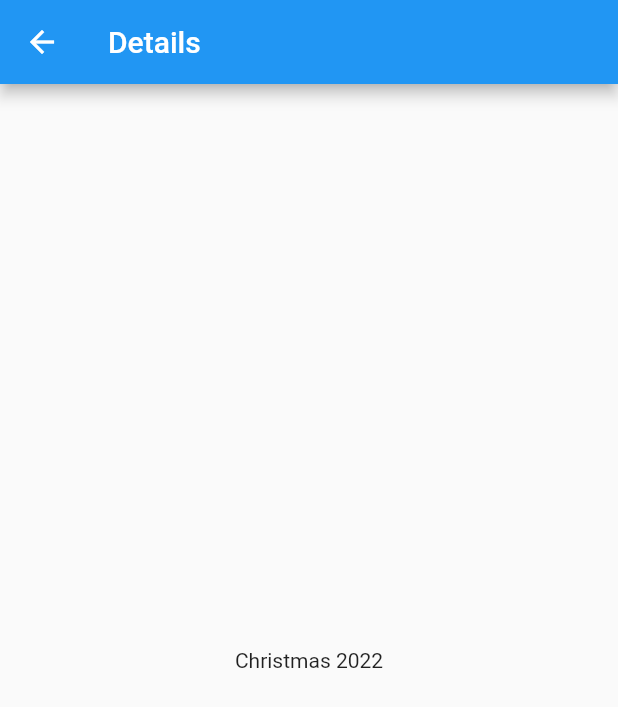
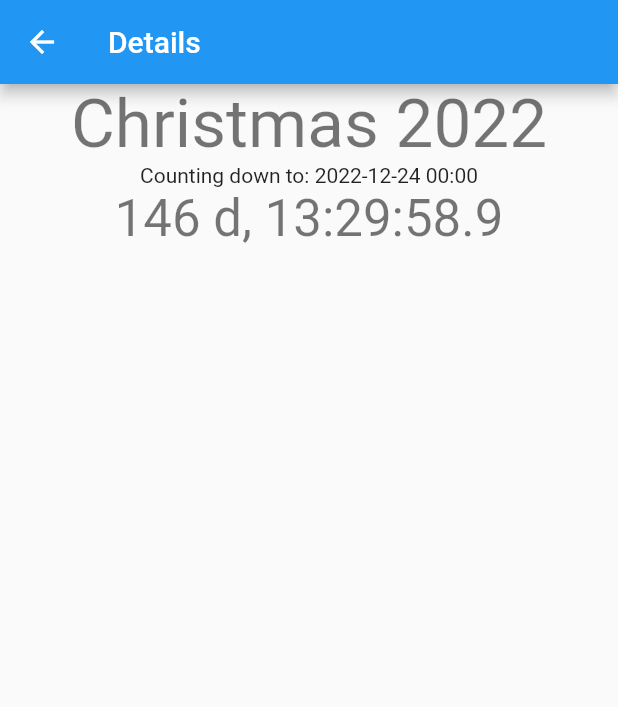
Before and after one commit to soikkea/countdown-timer-app, a Flutter app: the screen it shows after launch, after a tap on "Christmas 2022", on a phone screen of 412 x 824 dp. Shown: the top 707 px of the screen. Run offline on Flutter 3.47's test engine with Material 2 defaults, Android fonts, the phone set to English and light mode, and no system bars; generated files the repository leaves out were written again.

Commit message:
Add countdown timer to details view

```diff
--- a/lib/src/countdown/countdown_details_view.dart
+++ b/lib/src/countdown/countdown_details_view.dart
@@ -1,6 +1,8 @@
+import 'dart:async';
 import 'package:countdown_timer/src/countdown/data/countdown_timer.dart';
 import 'package:countdown_timer/src/countdown/data/countdown_timer_provider.dart';
 import 'package:flutter/material.dart';
+import 'package:intl/intl.dart';
 import 'package:provider/provider.dart';
 
 class CountdownTimerDetailsArguments {
@@ -22,9 +24,7 @@ class CountdownTimerDetailsView extends StatelessWidget {
       appBar: AppBar(
         title: const Text('Details'),
       ),
-      body: Center(
-        child: CountdownTimerDetails(id: args.id)
-      ),
+      body: Center(child: CountdownTimerDetails(id: args.id)),
     );
   }
 }
@@ -40,25 +40,73 @@ class CountdownTimerDetails extends StatefulWidget {
 
 class _CountdownTimerDetailsState extends State<CountdownTimerDetails> {
   late Future<CountdownTimer> countdownTimer;
+  DateTime _currentTimeLocal = DateTime.now();
+  late Timer _timer;
+
+  static const updateRate = Duration(milliseconds: 50);
 
   @override
   void initState() {
     super.initState();
     countdownTimer = Provider.of<CountdownTimerProvider>(context, listen: false)
         .getCountdownTimer(widget.id);
+    _timer = Timer.periodic(updateRate, (timer) {
+      setState(() {
+        _currentTimeLocal = DateTime.now();
+      });
+    });
+  }
+
+  @override
+  void dispose() {
+    _timer.cancel();
+    super.dispose();
+  }
+
+  String padNumber(int number) {
+    return number.toString().padLeft(2, "0");
+  }
+
+  String _formatTarget(DateTime targetInUtc) {
+    return DateFormat("yyyy-MM-dd HH:mm").format(targetInUtc.toLocal());
+  }
+
+  String _formatDurationToTarget(DateTime targetInUtc) {
+    // TODO: Handle case when duration negative
+    final targetInLocal = targetInUtc.toLocal();
+    final duration = targetInLocal.isAfter(_currentTimeLocal) ? targetInLocal.difference(_currentTimeLocal) : _currentTimeLocal.difference(targetInLocal);
+    final days = duration.inDays;
+    final hours = duration.inHours % 24;
+    final minutes = duration.inMinutes % 60;
+    final seconds = duration.inSeconds % 60;
+    int millis = ((duration.inMilliseconds % 1000) / 100).round();
+    millis = millis == 10 ? 0 : millis;
+    return '${days.toString()} d, ${padNumber(hours)}:${padNumber(minutes)}:${padNumber(seconds)}.${millis.toString()}';
   }
 
   @override
   Widget build(BuildContext context) {
-    return Center(child: FutureBuilder<CountdownTimer>(future: countdownTimer,
+    return Center(
+        child: FutureBuilder<CountdownTimer>(
+      future: countdownTimer,
       builder: (context, snapshot) {
         if (snapshot.hasData) {
           // TODO: show more info
-        return Text(snapshot.data!.name);
+          return Column(
+            children: [
+              Text(snapshot.data!.name,
+                  style: Theme.of(context).textTheme.headline3),
+              Text(
+                  'Counting down to: ${_formatTarget(snapshot.data!.startTime)}'),
+              Text(_formatDurationToTarget(snapshot.data!.startTime),
+                  style: Theme.of(context).textTheme.headline4)
+            ],
+          );
         } else if (snapshot.hasError) {
           return Text('${snapshot.error}');
         }
         return const CircularProgressIndicator();
-    },));
+      },
+    ));
   }
 }
--- a/lib/src/countdown/data/countdown_timer.dart
+++ b/lib/src/countdown/data/countdown_timer.dart
@@ -7,11 +7,13 @@ class CountdownTimer {
   final DateTime startTime;
   final DateTime? endTime;
   final bool archived;
+  final DateTime createdAt;
 
   const CountdownTimer(
       {required this.id,
       required this.name,
       required this.startTime,
       this.endTime,
-      this.archived = false});
+      this.archived = false,
+      required this.createdAt});
 }
--- a/lib/src/countdown/data/countdown_timer_provider.dart
+++ b/lib/src/countdown/data/countdown_timer_provider.dart
@@ -7,7 +7,10 @@ class CountdownTimerProvider extends ChangeNotifier {
   // Placeholder
   final List<CountdownTimer> _timers = [
     CountdownTimer(
-        id: 1, name: "Christmas 2022", startTime: DateTime(2022, 12, 24))
+        id: 1,
+        name: "Christmas 2022",
+        startTime: DateTime(2022, 12, 24).toUtc(),
+        createdAt: DateTime.utc(2022, 7, 30)),
   ];
 
   UnmodifiableListView<CountdownTimer> get timers =>
--- a/lib/src/countdown/edit_countdown_view.dart
+++ b/lib/src/countdown/edit_countdown_view.dart
@@ -56,8 +56,8 @@ class _CountdownTimerFormState extends State<CountdownTimerForm> {
                     final newCountdown = CountdownTimer(
                         id: 0,
                         name: nameController.text,
-                        startTime:
-                            DateTime.now().add(const Duration(days: 30)));
+                        startTime: DateTime.now().add(const Duration(days: 30)).toUtc(),
+                        createdAt: DateTime.now().toUtc());
                     Provider.of<CountdownTimerProvider>(context, listen: false)
                         .add(newCountdown);
                     ScaffoldMessenger.of(context).showSnackBar(
```
Lines whose indentation alone changed are shown as unchanged.
